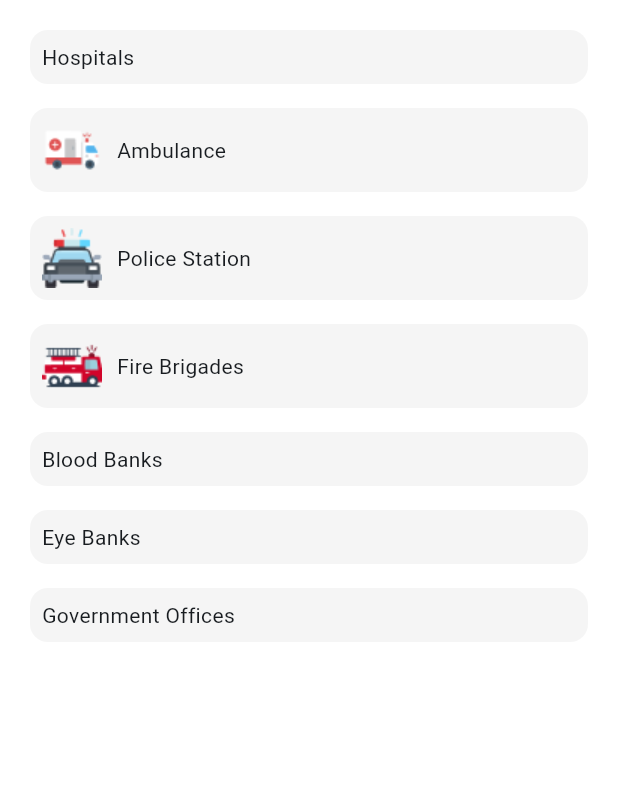
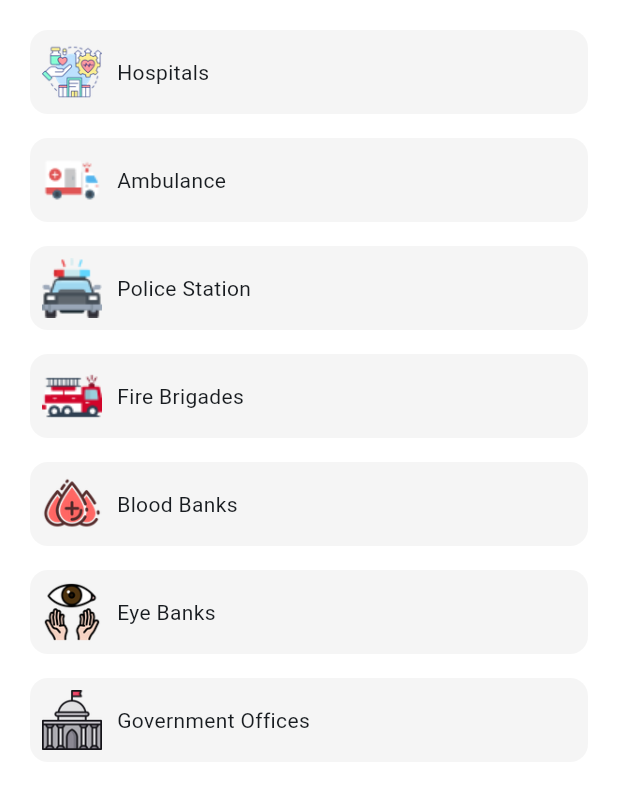
Before and after one commit to ASCENTechIndia/VVCMC_CItizen_App, a Flutter app: the ServicesScreen widget shown alone on an empty page, opened directly with empty values, after a tap on "Emergency Numbers", on a phone screen of 412 x 824 dp. Shown: the top 789 px of the screen. Run offline on Flutter 3.47's test engine with Material 3 defaults, Android fonts, the phone set to English and light mode, and no system bars; our stand-ins replace get_it, image_picker, location, permission_handler, shared_preferences, webview_flutter; missing offline and left inert: flutter_downloader; accounts and stored records are empty; generated files the repository leaves out were written again; network calls fail.

Commit message:
add missing icons

```diff
--- a/lib/feature/services_screen.dart
+++ b/lib/feature/services_screen.dart
@@ -732,6 +732,7 @@ class _ServicesScreenState extends State<ServicesScreen> {
       child: Column(
         children: [
           CardWidget(
+            icon: Image.asset("assets/icons/hospital.png"),
             title: Text(localizations.hospitals),
             onTap: () =>
                 Navigator.of(context).pushNamed("emergency_numbers/hospitals"),
@@ -759,18 +760,21 @@ class _ServicesScreenState extends State<ServicesScreen> {
           ),
           const SizedBox(height: 8),
           CardWidget(
+            icon: Image.asset("assets/icons/blood-bank.png"),
             title: Text(localizations.bloodBanks),
             onTap: () => Navigator.of(context)
                 .pushNamed("emergency_numbers/blood_banks"),
           ),
           const SizedBox(height: 8),
           CardWidget(
+            icon: Image.asset("assets/icons/eye.png"),
             title: Text(localizations.eyeBanks),
             onTap: () =>
                 Navigator.of(context).pushNamed("emergency_numbers/eye_banks"),
           ),
           const SizedBox(height: 8),
           CardWidget(
+            icon: Image.asset("assets/icons/government-office.png"),
             title: Text(localizations.governmentOffices),
             onTap: () => Navigator.of(context)
                 .pushNamed("emergency_numbers/government_offices"),
--- a/lib/widgets/card_widget.dart
+++ b/lib/widgets/card_widget.dart
@@ -27,7 +27,7 @@ class _CardWidgetState extends State<CardWidget> {
             children: () {
               return widget.icon != null
                   ? [
-                      widget.icon!,
+                      SizedBox(width: 40, height: 40, child: widget.icon!),
                       const SizedBox(width: 10),
                       Flexible(child: widget.title),
                     ]
```
Also changed, not shown: assets/icons/blood-bank.png (added), assets/icons/eye.png (added), assets/icons/government-office.png (added), assets/icons/hospital.png (added).
